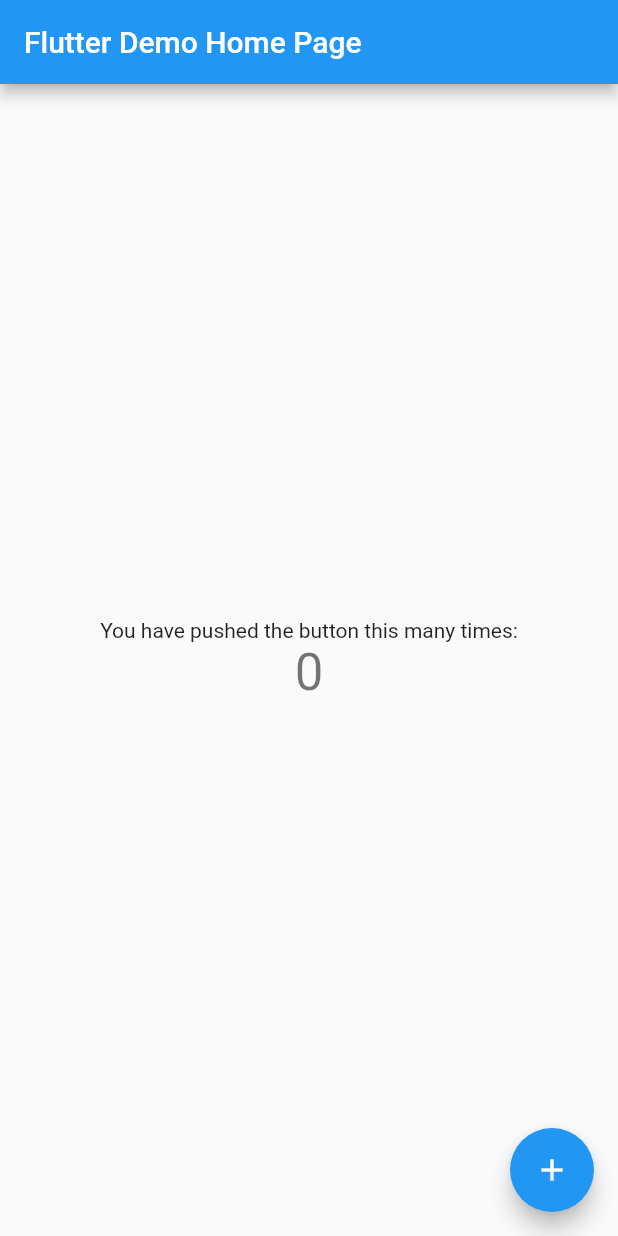
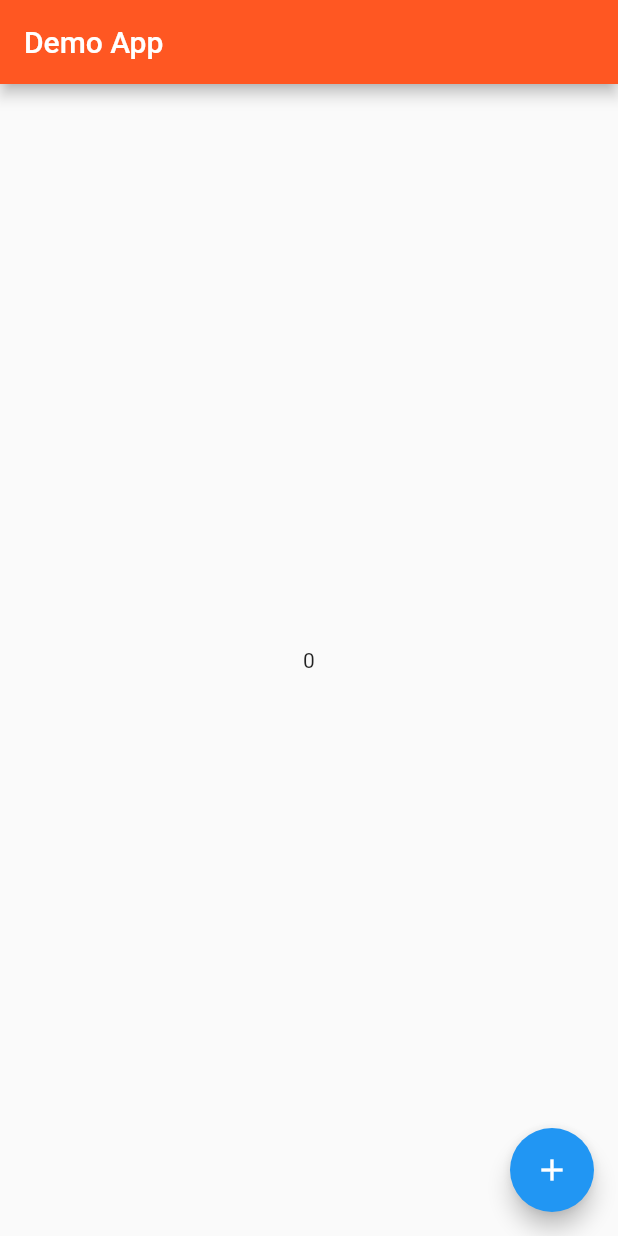
Before and after one commit to Michael-Mbaya/Flutter_Start, a Flutter app: the screen it shows after launch, on a phone screen of 412 x 824 dp. Run offline on Flutter 3.47's test engine with Material 2 defaults, Android fonts, the phone set to English and light mode, and no system bars.

Commit message:
Building main.dart from scratch

```diff
--- a/lib/main.dart
+++ b/lib/main.dart
@@ -1,117 +1,50 @@
 import 'package:flutter/material.dart';
+// importing material dart first
 
+//void main() function
 void main() {
   runApp(MyApp());
 }
 
+//implement MyApp
 class MyApp extends StatelessWidget {
-  // This widget is the root of your application.
   @override
   Widget build(BuildContext context) {
     return MaterialApp(
-      title: 'Flutter Demo',
-      theme: ThemeData(
-        // This is the theme of your application.
-        //
-        // Try running your application with "flutter run". You'll see the
-        // application has a blue toolbar. Then, without quitting the app, try
-        // changing the primarySwatch below to Colors.green and then invoke
-        // "hot reload" (press "r" in the console where you ran "flutter run",
-        // or simply save your changes to "hot reload" in a Flutter IDE).
-        // Notice that the counter didn't reset back to zero; the application
-        // is not restarted.
-        primarySwatch: Colors.blue,
-        // This makes the visual density adapt to the platform that you run
-        // the app on. For desktop platforms, the controls will be smaller and
-        // closer together (more dense) than on mobile platforms.
-        visualDensity: VisualDensity.adaptivePlatformDensity,
-      ),
-      home: MyHomePage(title: 'Flutter Demo Home Page'),
-    );
+        title: "DemoFromScratch",
+        theme: ThemeData(primaryColor: Colors.deepOrange),
+        home: MyHomePage());
   }
 }
 
 class MyHomePage extends StatefulWidget {
-  MyHomePage({Key key, this.title}) : super(key: key);
-
-  // This widget is the home page of your application. It is stateful, meaning
-  // that it has a State object (defined below) that contains fields that affect
-  // how it looks.
-
-  // This class is the configuration for the state. It holds the values (in this
-  // case the title) provided by the parent (in this case the App widget) and
-  // used by the build method of the State. Fields in a Widget subclass are
-  // always marked "final".
-
-  final String title;
-
   @override
   _MyHomePageState createState() => _MyHomePageState();
 }
 
 class _MyHomePageState extends State<MyHomePage> {
   int _counter = 0;
-
   void _incrementCounter() {
     setState(() {
-      // This call to setState tells the Flutter framework that something has
-      // changed in this State, which causes it to rerun the build method below
-      // so that the display can reflect the updated values. If we changed
-      // _counter without calling setState(), then the build method would not be
-      // called again, and so nothing would appear to happen.
       _counter++;
     });
   }
 
   @override
   Widget build(BuildContext context) {
-    // This method is rerun every time setState is called, for instance as done
-    // by the _incrementCounter method above.
-    //
-    // The Flutter framework has been optimized to make rerunning build methods
-    // fast, so that you can just rebuild anything that needs updating rather
-    // than having to individually change instances of widgets.
     return Scaffold(
       appBar: AppBar(
-        // Here we take the value from the MyHomePage object that was created by
-        // the App.build method, and use it to set our appbar title.
-        title: Text(widget.title),
+        title: Text("Demo App"),
       ),
       body: Center(
-        // Center is a layout widget. It takes a single child and positions it
-        // in the middle of the parent.
-        child: Column(
-          // Column is also a layout widget. It takes a list of children and
-          // arranges them vertically. By default, it sizes itself to fit its
-          // children horizontally, and tries to be as tall as its parent.
-          //
-          // Invoke "debug painting" (press "p" in the console, choose the
-          // "Toggle Debug Paint" action from the Flutter Inspector in Android
-          // Studio, or the "Toggle Debug Paint" command in Visual Studio Code)
-          // to see the wireframe for each widget.
-          //
-          // Column has various properties to control how it sizes itself and
-          // how it positions its children. Here we use mainAxisAlignment to
-          // center the children vertically; the main axis here is the vertical
-          // axis because Columns are vertical (the cross axis would be
-          // horizontal).
-          mainAxisAlignment: MainAxisAlignment.center,
-          children: <Widget>[
-            Text(
-              'You have pushed the button this many times:',
-            ),
-            Text(
-              '$_counter',
-              style: Theme.of(context).textTheme.headline4,
-            ),
-          ],
-        ),
+        child: Text(_counter.toString()),
       ),
       floatingActionButton: FloatingActionButton(
-        onPressed: _incrementCounter,
-        tooltip: 'Increment',
+        onPressed: () {
+          _incrementCounter();
+        },
         child: Icon(Icons.add),
-      ), // This trailing comma makes auto-formatting nicer for build methods.
+      ),
     );
   }
 }
```
